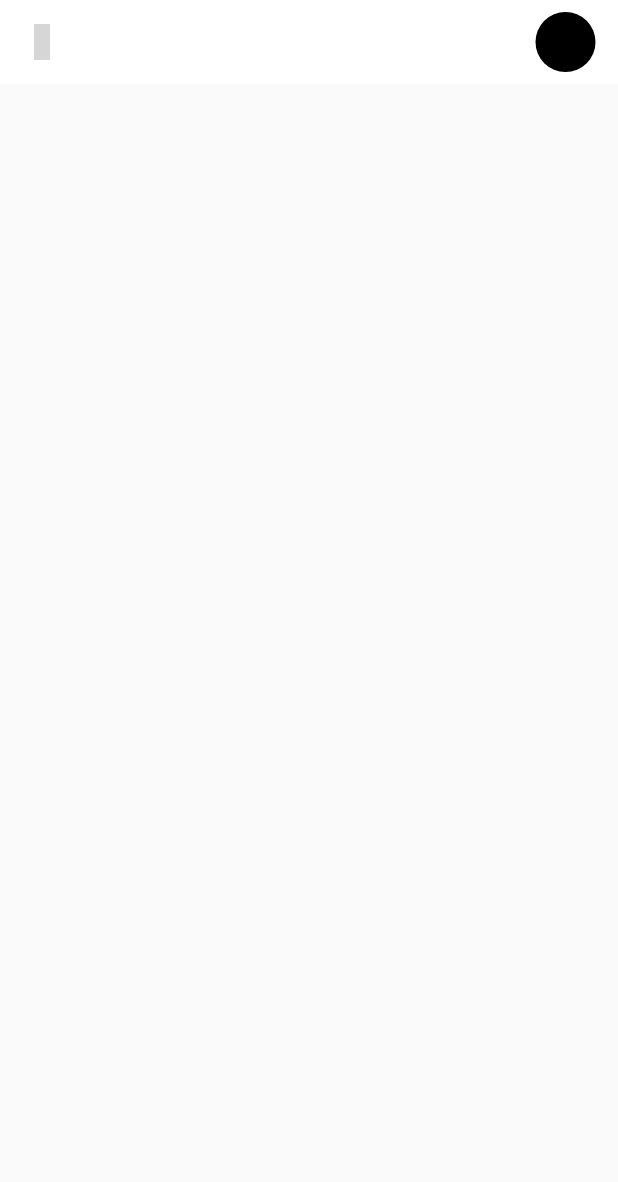
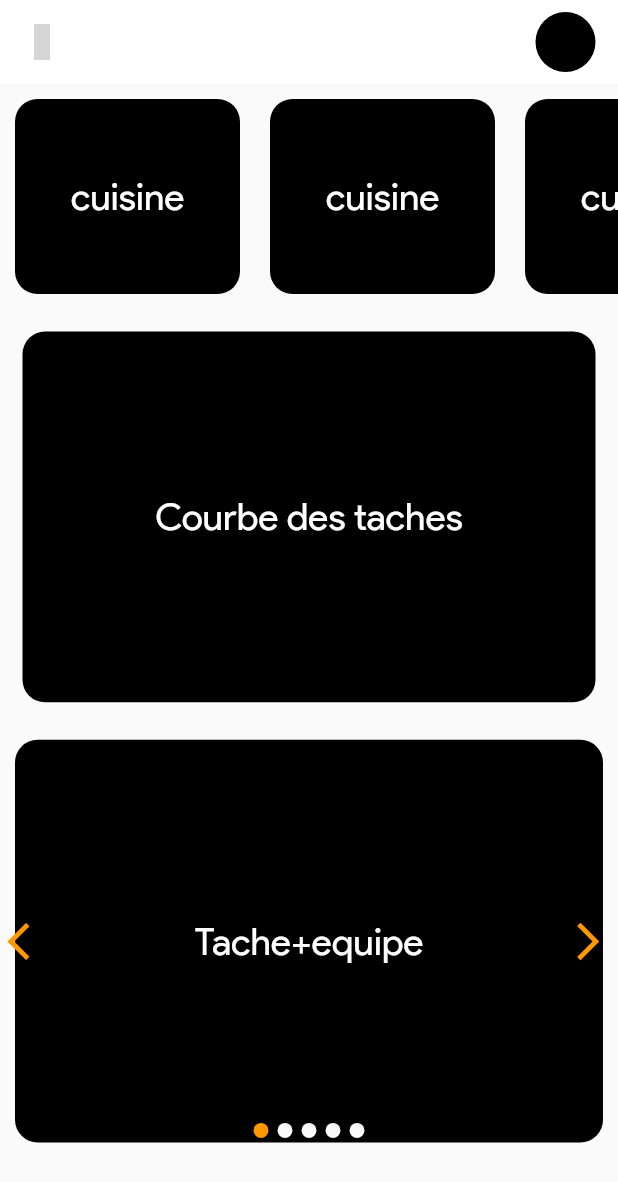
Before and after one commit to iTeam-S/GFS, a Flutter app: the screen it shows after launch, on a phone screen of 412 x 824 dp. Shown: the top 1182 px of the screen. Run offline on Flutter 3.47's test engine with Material 2 defaults, Android fonts, the phone set to English and light mode, and no system bars; drawn by our look-alikes of card_swiper; our stand-ins replace flutter_custom_clippers, get, line_icons; grey boxes are pictures that could not be loaded.

Commit message:
scaffold de la page d'acceuil

```diff
--- a/lib/views/home.dart
+++ b/lib/views/home.dart
@@ -1,4 +1,6 @@
+import 'package:card_swiper/card_swiper.dart';
 import 'package:flutter/material.dart';
+import 'package:get/get.dart';
 import 'package:gfs/views/widgets/drawer.dart';
 import 'package:line_icons/line_icons.dart';
 
@@ -39,6 +41,76 @@ class _ScreenState extends State<Screen> {
                 ))
           ],
         ),
-        body: SingleChildScrollView(child: Column(children: <Widget>[])));
+        body: SingleChildScrollView(
+            child: Column(children: <Widget>[
+          Container(
+            width: Get.width,
+            height: 150,
+            child: Row(
+              children: [
+                Expanded(
+                    child: ListView.builder(
+                        itemCount: 4,
+                        scrollDirection: Axis.horizontal,
+                        itemBuilder: (BuildContext context, int id) {
+                          return Container(
+                            width: 150,
+                            height: Get.height,
+                            margin: EdgeInsets.all(10),
+                            decoration: BoxDecoration(
+                                color: Colors.black,
+                                borderRadius: BorderRadius.circular(15)),
+                            child: Center(
+                              child: Text(
+                                "cuisine",
+                                style: TextStyle(
+                                    color: Colors.white, fontSize: 25),
+                              ),
+                            ),
+                          );
+                        }))
+              ],
+            ),
+          ),
+          Container(
+            margin: EdgeInsets.all(15),
+            width: Get.width,
+            height: Get.height * .3,
+            decoration: BoxDecoration(
+                color: Colors.black, borderRadius: BorderRadius.circular(15)),
+            child: Center(
+              child: Text(
+                "Courbe des taches",
+                style: TextStyle(color: Colors.white, fontSize: 25),
+              ),
+            ),
+          ),
+          Container(
+            width: Get.width,
+            height: Get.height * .35,
+            child: Swiper(
+              itemCount: 5,
+              itemBuilder: (BuildContext context, int id) {
+                return Container(
+                  height: Get.height * .8,
+                  margin: EdgeInsets.all(10),
+                  decoration: BoxDecoration(
+                      color: Colors.black,
+                      borderRadius: BorderRadius.circular(15)),
+                  child: Center(
+                    child: Text(
+                      "Tache+equipe",
+                      style: TextStyle(color: Colors.white, fontSize: 25),
+                    ),
+                  ),
+                );
+              },
+              indicatorLayout: PageIndicatorLayout.COLOR,
+              autoplay: true,
+              pagination: const SwiperPagination(),
+              control: const SwiperControl(),
+            ),
+          ),
+        ])));
   }
 }
--- a/pubspec.yaml
+++ b/pubspec.yaml
@@ -36,6 +36,7 @@ dependencies:
   get: ^4.6.1
   line_icons: ^2.0.1
   flutter_custom_clippers: ^2.0.0
+  card_swiper: ^2.0.1
 
 
 
```
Also changed, not shown: pubspec.lock.
